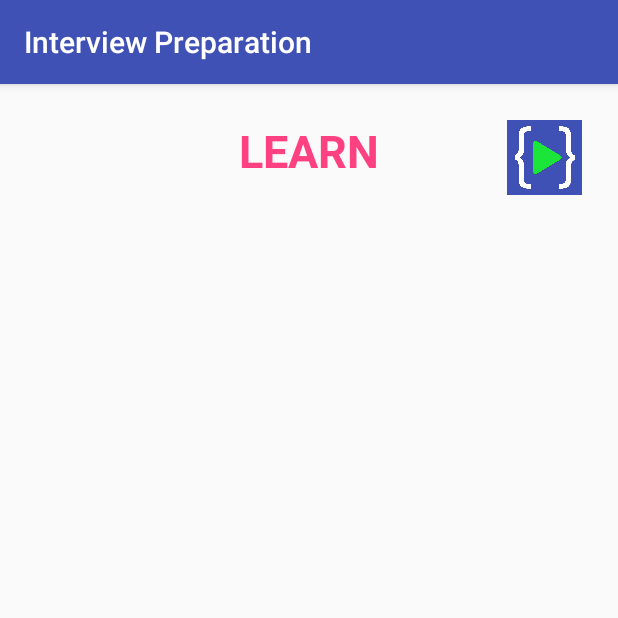
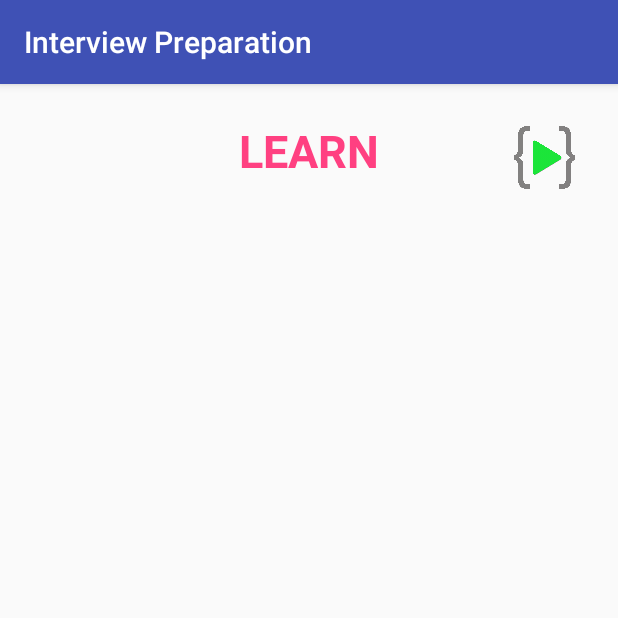
Before and after one commit to MilindAmrutkar/InterviewPreparationApp, an Android app: the DataStructureActivity screen opened directly, with no data from a screen before it, on a phone screen of 412 x 824 dp, the top half of it. Run offline under Robolectric (Android 15) with nearby library versions, the phone set to English and light mode, and no system bars.

Commit message:
Done with app.

```diff
--- a/app/src/main/AndroidManifest.xml
+++ b/app/src/main/AndroidManifest.xml
@@ -7,7 +7,7 @@
 
     <application
         android:allowBackup="true"
-        android:icon="@mipmap/ic_launcher"
+        android:icon="@mipmap/logo_lco"
         android:label="@string/app_name"
         android:roundIcon="@mipmap/ic_launcher_round"
         android:supportsRtl="true"
@@ -19,7 +19,7 @@
                 <category android:name="android.intent.category.LAUNCHER" />
             </intent-filter>
         </activity>
-        <activity android:name=".DataStructureActivity" android:screenOrientation="portrait"></activity>
+        <activity android:name=".DataStructureActivity" android:screenOrientation="portrait"/>
     </application>
 
 </manifest>
--- a/app/src/main/java/com/example/android/interviewpreparation/MainActivity.java
+++ b/app/src/main/java/com/example/android/interviewpreparation/MainActivity.java
@@ -12,11 +12,11 @@ import android.view.View;
 import android.widget.AdapterView;
 import android.widget.GridView;
 import android.widget.ImageView;
-import android.widget.QuickContactBadge;
 import android.widget.Toast;
 
 import com.example.android.interviewpreparation.model.Quiz;
 import com.example.android.interviewpreparation.utilities.NetworkUtils;
+
 
 import org.json.JSONArray;
 import org.json.JSONException;
@@ -33,6 +33,7 @@ public class MainActivity extends AppCompatActivity {
     private GridView gridView;
     private ImageView imageView;
 
+
     @Override
     protected void onCreate(Bundle savedInstanceState) {
         super.onCreate(savedInstanceState);
@@ -40,6 +41,7 @@ public class MainActivity extends AppCompatActivity {
 
         gridView = findViewById(R.id.interview_section);
         imageView = findViewById(R.id.lcoIcon);
+
 
         imageView.setOnClickListener(new View.OnClickListener() {
             @Override
@@ -80,6 +82,7 @@ public class MainActivity extends AppCompatActivity {
 
             }
         });
+
     }
 
     @Override
--- a/app/src/main/res/layout/activity_data_structure.xml
+++ b/app/src/main/res/layout/activity_data_structure.xml
@@ -1,6 +1,5 @@
 <?xml version="1.0" encoding="utf-8"?>
 <LinearLayout xmlns:android="http://schemas.android.com/apk/res/android"
-    xmlns:app="http://schemas.android.com/apk/res-auto"
     xmlns:tools="http://schemas.android.com/tools"
     android:layout_width="match_parent"
     android:layout_height="match_parent"
@@ -15,9 +14,9 @@
 
         <TextView
             android:id="@+id/learn"
-            android:text="Learn"
+            android:text="@string/learn"
             android:textColor="@color/colorAccent"
-            android:textSize="30dp"
+            android:textSize="30sp"
             android:gravity="center"
             android:textAllCaps="true"
             android:textStyle="bold"
@@ -25,12 +24,12 @@
             android:layout_height="wrap_content" />
 
         <ImageView
-            android:layout_alignRight="@id/learn"
+            android:layout_alignEnd="@id/learn"
             android:id="@+id/lcoIcon"
-            android:background="@color/colorPrimary"
             android:layout_width="50dp"
             android:layout_height="50dp"
-            android:src="@mipmap/lco_logo_white" />
+            android:contentDescription="@string/lco_logo"
+            android:src="@mipmap/logo_lco" />
     </RelativeLayout>
 
 
--- a/app/src/main/res/values/strings.xml
+++ b/app/src/main/res/values/strings.xml
@@ -1,3 +1,5 @@
 <resources>
     <string name="app_name">Interview Preparation</string>
+    <string name="learn">Learn</string>
+    <string name="lco_logo">LCO Logo</string>
 </resources>
--- a/build.gradle
+++ b/build.gradle
@@ -5,6 +5,9 @@ buildscript {
     repositories {
         google()
         jcenter()
+        maven {
+            url "https://maven.google.com"
+        }
     }
     dependencies {
         classpath 'com.android.tools.build:gradle:3.1.3'
```
